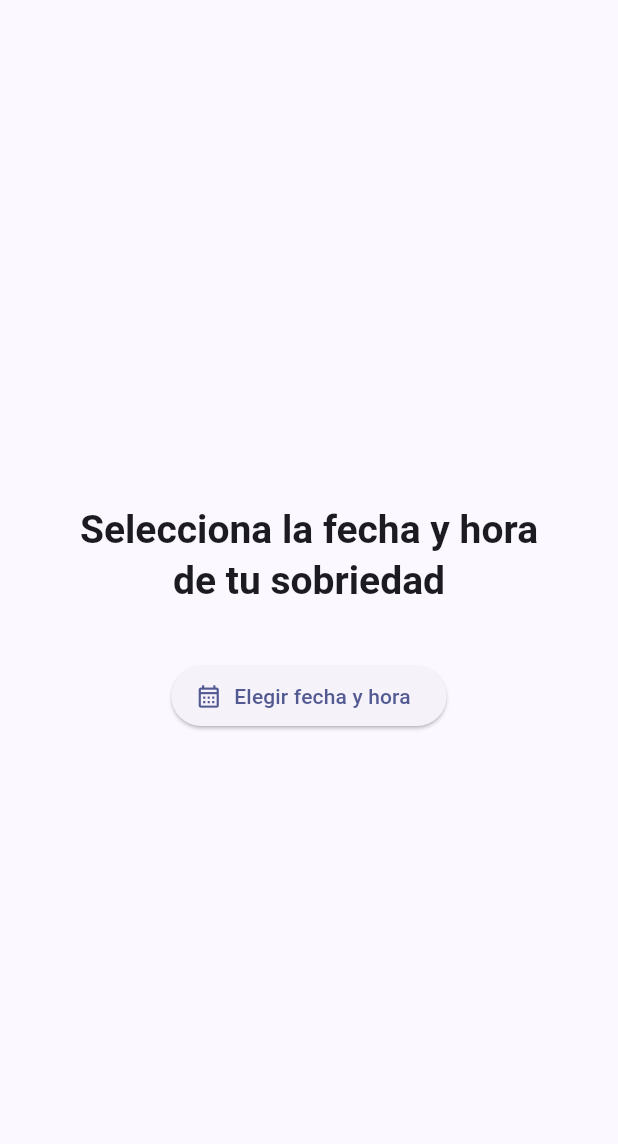
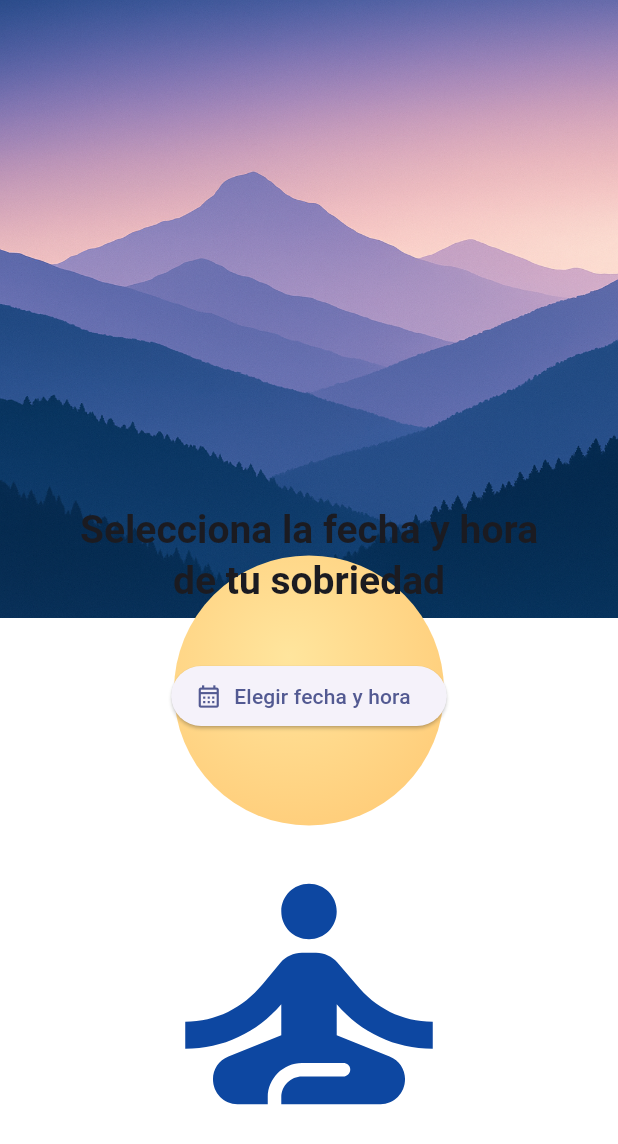
Before and after one commit to javiercamaraezquerra/Undiamas, a Flutter app: the screen it shows after launch, on a phone screen of 412 x 824 dp. Shown: the top 1144 px of the screen. Run offline on Flutter 3.47's test engine with Material 3 defaults, Android fonts, the phone set to English and light mode, and no system bars; our stand-ins replace fl_chart, flutter_local_notifications, flutter_markdown, flutter_secure_storage, google_mobile_ads, google_sign_in and 5 more; missing offline and left inert: googleapis; accounts and stored records are empty.

Commit message:
Update onboarding_screen.dart

```diff
--- a/lib/screens/onboarding_screen.dart
+++ b/lib/screens/onboarding_screen.dart
@@ -2,6 +2,7 @@ import 'package:flutter/material.dart';
 import 'package:hive/hive.dart';
 
 import '../widgets/bottom_nav_bar.dart';
+import '../widgets/mountain_background.dart';
 import '../services/achievement_service.dart';
 import '../services/encryption_service.dart';
 
@@ -33,8 +34,7 @@ class _OnboardingScreenState extends State<OnboardingScreen> {
   /* ───────── Guardar en Hive y entrar ───────── */
   Future<void> _finish() async {
     final cipher = await EncryptionService.getCipher();
-    final box =
-        await Hive.openBox('udm_secure', encryptionCipher: cipher);
+    final box = await Hive.openBox('udm_secure', encryptionCipher: cipher);
 
     await box.putAll({
       'startDate': _startDateTime!.toIso8601String(),
@@ -44,16 +44,14 @@ class _OnboardingScreenState extends State<OnboardingScreen> {
     if (!mounted) return;
     Navigator.pushReplacement(
       context,
-      MaterialPageRoute(builder: (_) => BottomNavBar()),
+      MaterialPageRoute(builder: (_) => const BottomNavBar()),
     );
 
-    // Programa los hitos sin bloquear la UI principal
     AchievementService.scheduleMilestones(_startDateTime!);
   }
 
   /* ───────── Selector de fecha y hora ───────── */
   Future<void> _pickDateTime() async {
-    // Hereda el locale español desde MaterialApp, no hace falta pasarlo aquí
     final pickedDate = await showDatePicker(
       context: context,
       firstDate: DateTime(2000),
@@ -90,7 +88,12 @@ class _OnboardingScreenState extends State<OnboardingScreen> {
     final primary = Theme.of(context).colorScheme.primary;
 
     return Scaffold(
-      body: PageView(
+      extendBodyBehindAppBar: true,
+      backgroundColor: Colors.transparent,
+      body: Stack(
+        children: [
+          const MountainBackground(pageIndex: 0),
+          PageView(
             controller: _pageCtrl,
             physics: const NeverScrollableScrollPhysics(),
             children: [
@@ -151,6 +154,8 @@ class _OnboardingScreenState extends State<OnboardingScreen> {
               ),
             ],
           ),
+        ],
+      ),
     );
   }
 }
```
Lines whose indentation alone changed are shown as unchanged.
